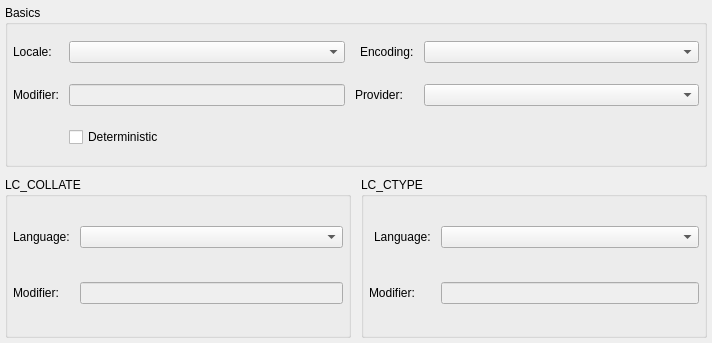
First picture: the form in libs/libgui/ui/dbobjects/collationwidget.ui, repository pgmodeler/pgmodeler, before the edit.
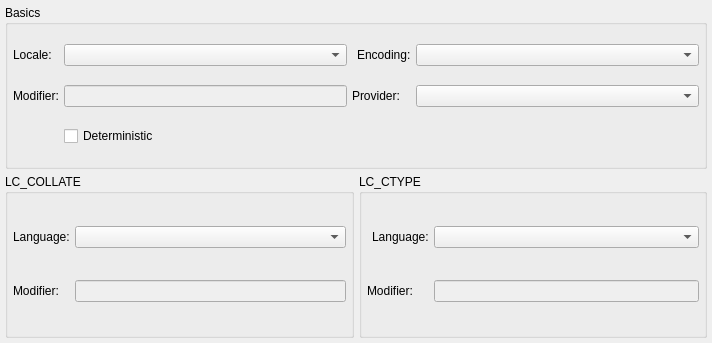
Second picture: the form after the edit.

Diff of the .ui file:
```diff
--- a/libs/libgui/ui/dbobjects/collationwidget.ui
+++ b/libs/libgui/ui/dbobjects/collationwidget.ui
@@ -30,7 +30,7 @@
     <number>5</number>
    </property>
    <property name="spacing">
-    <number>10</number>
+    <number>5</number>
    </property>
    <item row="2" column="0" colspan="2">
     <widget class="QGroupBox" name="groupBox">
@@ -51,7 +51,7 @@
        <number>5</number>
       </property>
       <property name="spacing">
-       <number>10</number>
+       <number>5</number>
       </property>
       <item row="0" column="0">
        <widget class="QLabel" name="lccollate_lbl">
@@ -120,7 +120,6 @@
         </property>
         <property name="font">
          <font>
-          <weight>50</weight>
           <italic>false</italic>
           <bold>false</bold>
          </font>
@@ -159,7 +158,7 @@
        <number>5</number>
       </property>
       <property name="spacing">
-       <number>10</number>
+       <number>5</number>
       </property>
       <item row="0" column="0">
        <widget class="QLabel" name="locale_lbl">
@@ -262,7 +261,6 @@
         </property>
         <property name="font">
          <font>
-          <weight>50</weight>
           <italic>false</italic>
           <bold>false</bold>
          </font>
@@ -295,7 +293,6 @@
         </property>
         <property name="font">
          <font>
-          <weight>50</weight>
           <italic>false</italic>
           <bold>false</bold>
          </font>
@@ -344,7 +341,7 @@
        <number>5</number>
       </property>
       <property name="spacing">
-       <number>10</number>
+       <number>5</number>
       </property>
       <item row="0" column="0">
        <widget class="QLabel" name="lcctype_lbl">
@@ -362,7 +359,6 @@
         </property>
         <property name="font">
          <font>
-          <weight>50</weight>
           <italic>false</italic>
           <bold>false</bold>
          </font>
@@ -416,7 +412,6 @@
         </property>
         <property name="font">
          <font>
-          <weight>50</weight>
           <italic>false</italic>
           <bold>false</bold>
          </font>
```
Left out of the diff: 1 changed line with no effect on the pictures.
